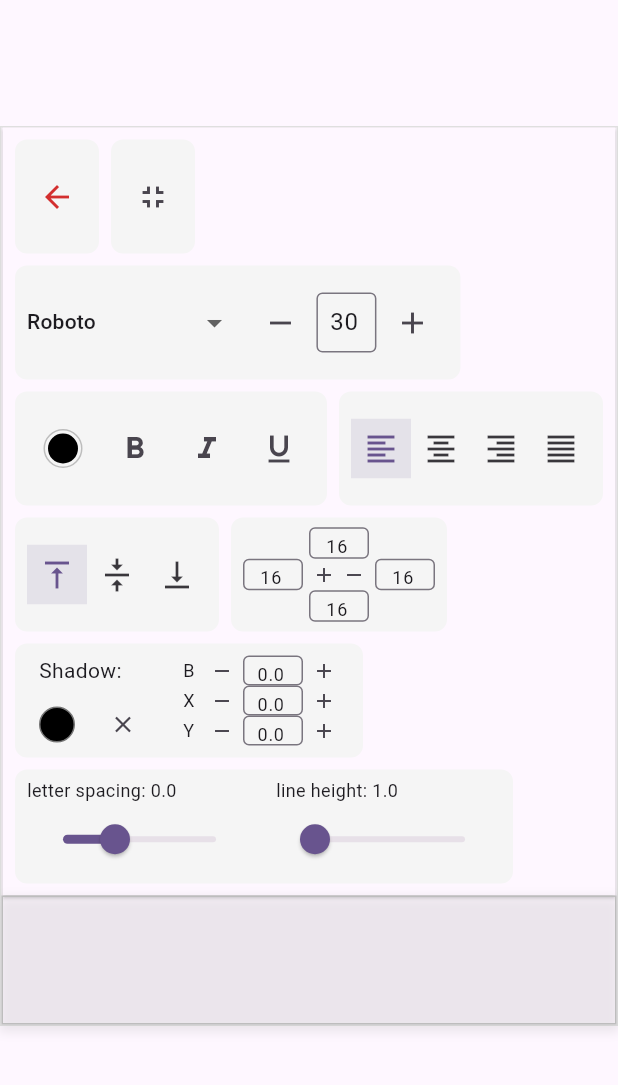
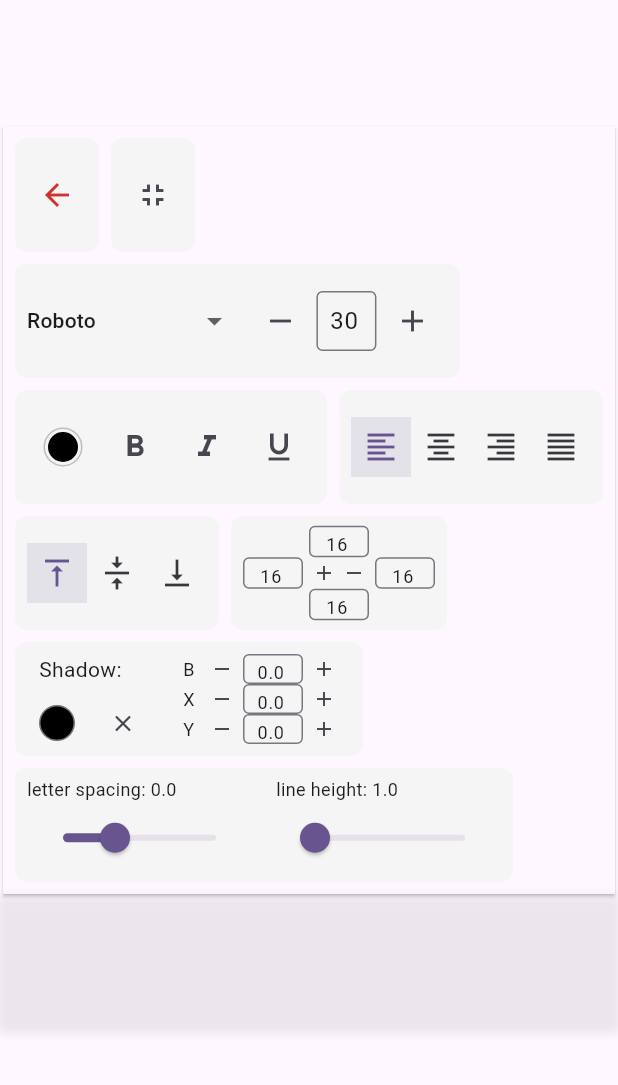
Before and after one commit to cretaDomain/rich_text_editor, a Flutter app: the screen it shows after launch, on a phone screen of 412 x 824 dp, the part 84-1169 px from its top. Run offline on Flutter 3.47's test engine with Material 3 defaults, Android fonts, the phone set to English and light mode, and no system bars; our stand-ins replace flutter_colorpicker.

Commit message:
publish 1.1.0

```diff
--- a/lib/src/widgets/rich_text_editor.dart
+++ b/lib/src/widgets/rich_text_editor.dart
@@ -295,10 +295,10 @@ class _RichTextEditorState extends State<RichTextEditor> {
       width: _currentWidth,
       height: _currentHeight, // //, + (76 * 2 + 8 * 3),
       child: Container(
-        decoration: BoxDecoration(
-          //color: widget.backgroundColor,
-          border: Border.all(color: Colors.grey.shade300),
-        ),
+        // decoration: BoxDecoration(
+        //   //color: widget.backgroundColor,
+        //   border: Border.all(color: Colors.grey.shade300),
+        // ),
         child: _buildContent(),
       ),
     );
@@ -368,7 +368,7 @@ class _RichTextEditorState extends State<RichTextEditor> {
       width: _isMaximized ? _currentWidth : widget.width,
       height: _isMaximized ? _currentHeight : widget.height,
       decoration: BoxDecoration(
-        border: Border.all(color: Colors.grey.shade400, width: 1.0),
+        //border: Border.all(color: Colors.grey.shade400, width: 1.0),
         color: widget.backgroundColor,
         boxShadow: [
           BoxShadow(
--- a/pubspec.yaml
+++ b/pubspec.yaml
@@ -16,7 +16,7 @@ description: "A feature-rich and highly customizable rich text editor for Flutte
 # https://developer.apple.com/library/archive/documentation/General/Reference/InfoPlistKeyReference/Articles/CoreFoundationKeys.html
 # In Windows, build-name is used as the major, minor, and patch parts
 # of the product and file versions while build-number is used as the build suffix.
-version: 1.0.9
+version: 1.1.0
 homepage: https://github.com/your_username/creta_rich_text_editor # TODO: Replace with your actual repository URL
 
 environment:
```
Also changed, not shown: 1 other file.
